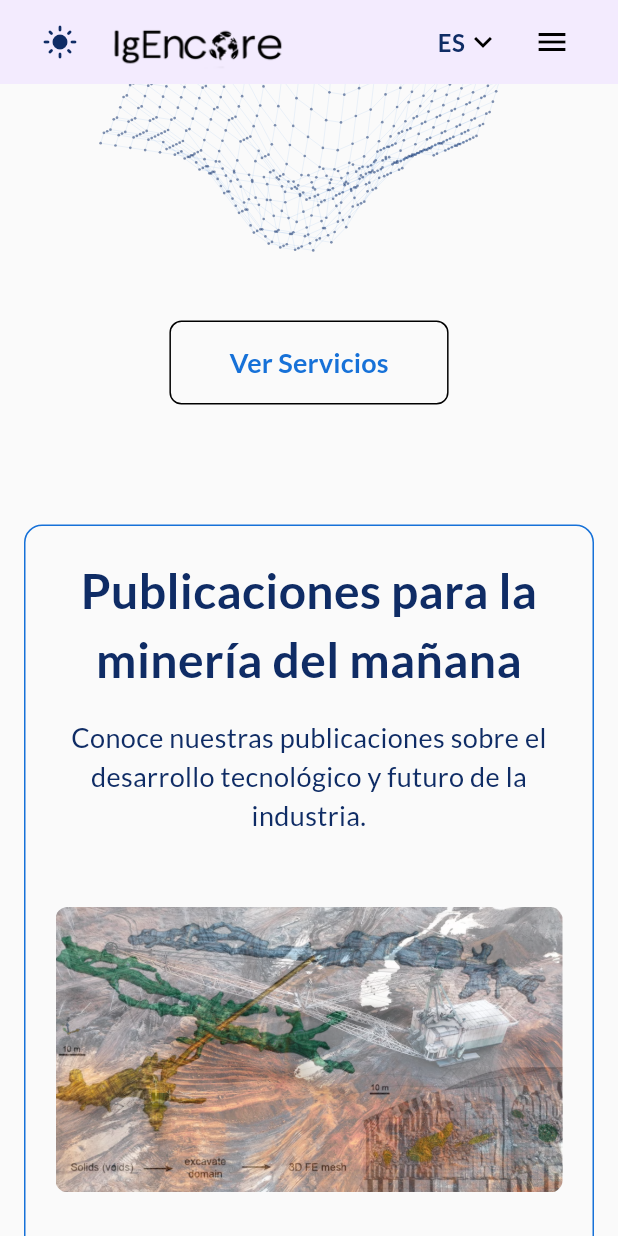
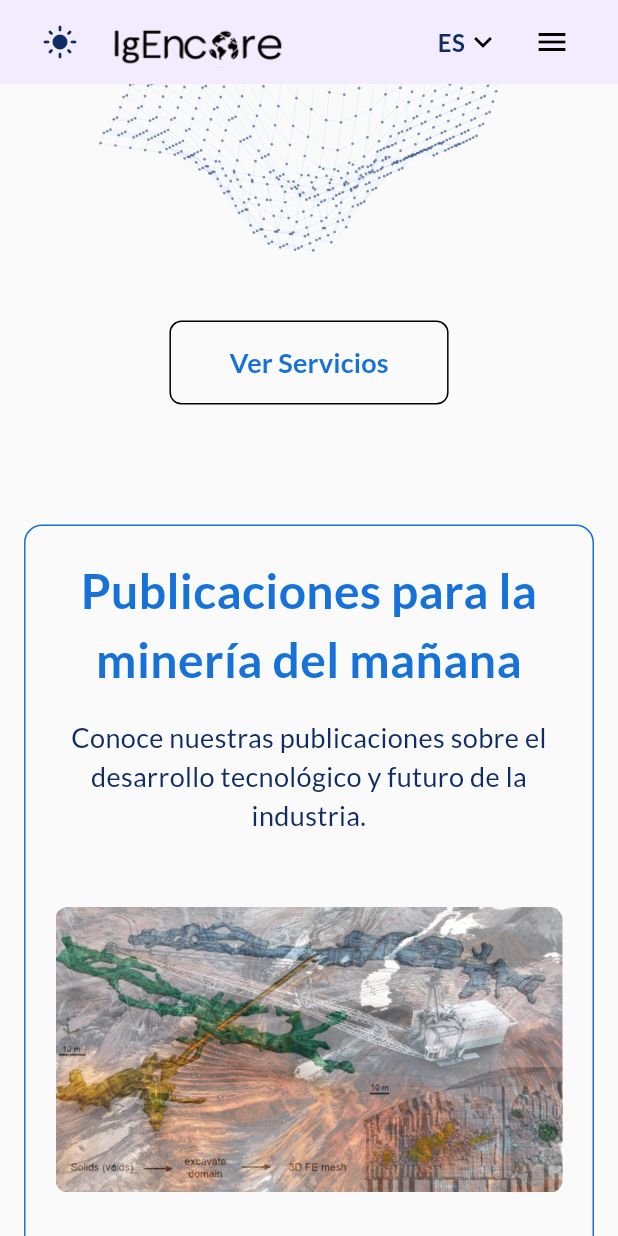
Before and after one commit to igencore/igenweb, a Flutter app: the screen it shows after launch, scrolled down 1152 dp, on a phone screen of 412 x 824 dp. Run offline on Flutter 3.47's test engine with Material 3 defaults, Android fonts, the phone set to English and light mode, and no system bars; our stand-ins replace flutter_hooks, go_router, google_fonts.

Commit message:
Version 0.991, publishings section title change.

```diff
--- a/lib/publishings_section.dart
+++ b/lib/publishings_section.dart
@@ -1,4 +1,4 @@
-// Archivo: lib/publishings_section.dart (RENOMBRADO Y CORREGIDO PARA EL BOTÓN)
+// Archivo: lib/publishings_section.dart (TÍTULO PRINCIPAL CON MAYOR CONTRASTE)
 
 import 'package:flutter/material.dart';
 import 'package:flutter_hooks/flutter_hooks.dart';
@@ -57,7 +57,8 @@ class PublishingsSection extends StatelessWidget {
                   style: TextStyle(
                     fontSize: 32,
                     fontWeight: FontWeight.bold,
-                    color: colorScheme.onSurface,
+                    // 🚨 CAMBIO CLAVE: Usamos colorScheme.primary para el acento y contraste
+                    color: colorScheme.primary,
                   ),
                 ),
                 const SizedBox(height: 16),
@@ -87,6 +88,7 @@ class PublishingsSection extends StatelessWidget {
 
 // Widget interno que contiene las dos columnas y maneja la adaptación
 class _PublishingsContent extends StatelessWidget {
+// ... (código interno _PublishingsContent y FadeSliderCard sin cambios)
   final Map<String, dynamic> publishingsText;
   final ColorScheme colorScheme;
 
```
